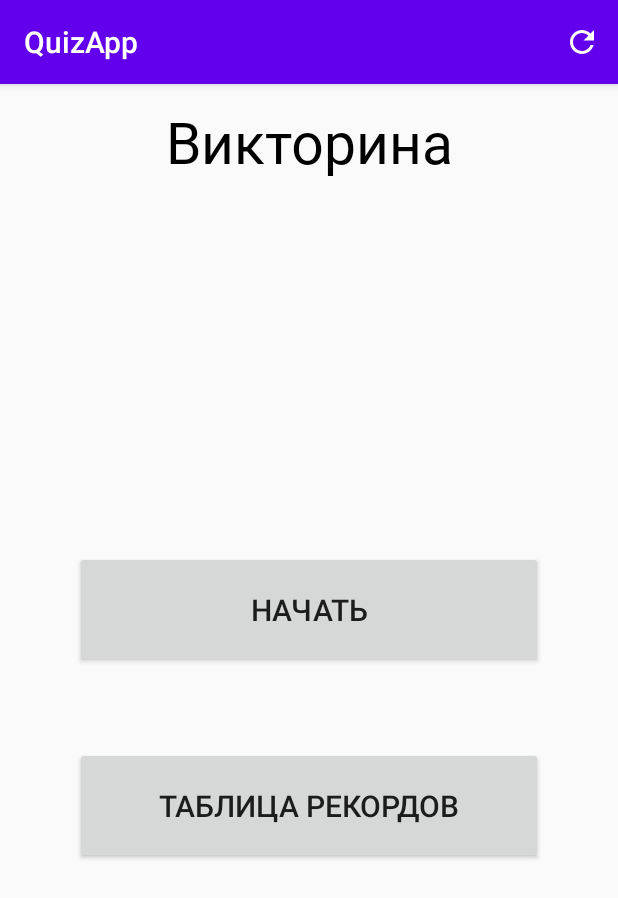
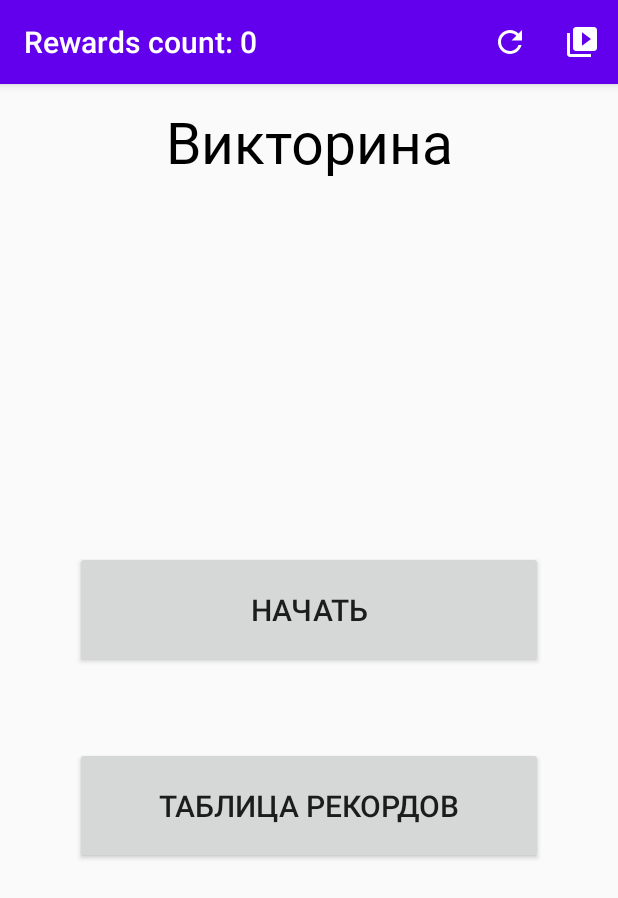
Before and after one commit to Parocq/QuizApp, an Android app: the screen it shows after launch (MainActivity), on a phone screen of 412 x 824 dp. Shown: the top 898 px of the screen. Run offline under Robolectric (Android 15) with nearby library versions, the phone set to English and light mode, and no system bars; our stand-ins replace AdMob, Firebase (no records; nobody signed in at launch, a user with empty details on screens opened directly); pictures from the network do not load; 4 statements that could not run were skipped.

Commit message:
Added rewarded and banner ad. Small fixes applied.

```diff
--- a/app/src/main/java/com/bsuir/german/quizapp/fragment/MenuBannerFragment.java
+++ b/app/src/main/java/com/bsuir/german/quizapp/fragment/MenuBannerFragment.java
@@ -7,8 +7,15 @@ import androidx.fragment.app.Fragment;
 import android.view.LayoutInflater;
 import android.view.View;
 import android.view.ViewGroup;
+import android.widget.Button;
+import android.widget.Toast;
 
 import com.bsuir.german.quizapp.R;
+import com.google.android.gms.ads.AdRequest;
+import com.google.android.gms.ads.MobileAds;
+import com.google.android.gms.ads.reward.RewardItem;
+import com.google.android.gms.ads.reward.RewardedVideoAd;
+import com.google.android.gms.ads.reward.RewardedVideoAdListener;
 
 
 /**
@@ -25,6 +32,8 @@ public class MenuBannerFragment extends Fragment {
     public View onCreateView(LayoutInflater inflater, ViewGroup container,
                              Bundle savedInstanceState) {
         // Inflate the layout for this fragment
-        return inflater.inflate(R.layout.fragment_menu_banner, container, false);
+        View v = inflater.inflate(R.layout.fragment_menu_banner, container, false);
+
+        return v;
     }
 }
--- a/app/src/main/java/com/bsuir/german/quizapp/fragment/MenuFragment.java
+++ b/app/src/main/java/com/bsuir/german/quizapp/fragment/MenuFragment.java
@@ -19,6 +19,8 @@ import android.widget.Toast;
 import com.bsuir.german.quizapp.FirebaseInstance;
 import com.bsuir.german.quizapp.R;
 import com.bsuir.german.quizapp.activity.MainActivity;
+import com.google.android.gms.ads.AdRequest;
+import com.google.android.gms.ads.AdView;
 
 public class MenuFragment extends Fragment {
 
@@ -35,6 +37,13 @@ public class MenuFragment extends Fragment {
         final QuestionFragment questionFragment = new QuestionFragment();
         final QuizTopFragment quizTopFragment = new QuizTopFragment();
         final Bundle bundle = new Bundle();
+
+        //adMob
+        final AdView adView = v.findViewById(R.id.adView);
+        AdRequest adRequest = new AdRequest.Builder()
+                .addTestDevice(AdRequest.DEVICE_ID_EMULATOR)
+                .build();
+        adView.loadAd(adRequest);
 
         ///////////////////////////////////////
         final Button button1,button2,button3,button4,button5;
@@ -56,6 +65,8 @@ public class MenuFragment extends Fragment {
             public void onClick(View v) {
                 switch (v.getId()) {
                     case R.id.play:
+                        adView.setVisibility(View.INVISIBLE);
+
                         playButton.startAnimation(animGone);
                         recordsButton.startAnimation(animGone);
 
@@ -69,11 +80,7 @@ public class MenuFragment extends Fragment {
                         button5.startAnimation(animAppears);
                         playButton.setClickable(false);
                         recordsButton.setClickable(false);
-                        try {
-                            Thread.sleep(500);
-                        } catch (InterruptedException e) {
-                            e.printStackTrace();
-                        }
+
                         playButton.setVisibility(View.INVISIBLE);
                         recordsButton.setVisibility(View.INVISIBLE);
                         button1.setClickable(true);
@@ -92,6 +99,8 @@ public class MenuFragment extends Fragment {
                             Toast.makeText(getActivity(),"Пожалуйста, подождите...",Toast.LENGTH_SHORT).show();
                             break;
                         }
+                        adView.setVisibility(View.INVISIBLE);
+
                         fragmentTransaction.replace(R.id.mainFragment, recordsFragment);
                         fragmentTransaction.addToBackStack(null);
                         fragmentTransaction.commit();
@@ -120,11 +129,7 @@ public class MenuFragment extends Fragment {
                         button3.setClickable(false);
                         button4.setClickable(false);
                         button5.setClickable(false);
-                        try {
-                            Thread.sleep(500);
-                        } catch (InterruptedException e) {
-                            e.printStackTrace();
-                        }
+
                         playButton.setVisibility(View.VISIBLE);
                         recordsButton.setVisibility(View.VISIBLE);
                         playButton.setClickable(true);
@@ -135,6 +140,8 @@ public class MenuFragment extends Fragment {
                         button4.setVisibility(View.INVISIBLE);
                         button5.setVisibility(View.INVISIBLE);
                         textLevels.setVisibility(View.INVISIBLE);
+
+                        adView.setVisibility(View.VISIBLE);
                         break;
                     case R.id.buttonSimleLevel:
                         if (new FirebaseInstance().getQuestions().isEmpty()){
--- a/app/src/main/java/com/bsuir/german/quizapp/fragment/QuestionFragment.java
+++ b/app/src/main/java/com/bsuir/german/quizapp/fragment/QuestionFragment.java
@@ -29,7 +29,7 @@ import java.io.InputStream;
 import java.util.ArrayList;
 import java.util.List;
 
-import static com.bsuir.german.quizapp.activity.MainActivity.db;
+//import static com.bsuir.german.quizapp.activity.MainActivity.db;
 
 public class QuestionFragment extends Fragment {
 
@@ -38,7 +38,7 @@ public class QuestionFragment extends Fragment {
     private LinearLayout linearLayoutTop, linearLayoutBottom;
     private ImageView imageView;
     private TextView questionField;
-    private DAOQuestion daoQuestion = new DAOQuestion(db);
+//    private DAOQuestion daoQuestion = new DAOQuestion(db);
     private QuizTopFragment quizTopFragment;
     private static int level;
     private static List<Question> questionsForThisTime;
--- a/app/src/main/java/com/bsuir/german/quizapp/fragment/RecordsFragment.java
+++ b/app/src/main/java/com/bsuir/german/quizapp/fragment/RecordsFragment.java
@@ -23,12 +23,12 @@ import com.bsuir.german.quizapp.entity.Record;
 import java.util.ArrayList;
 import java.util.List;
 
-import static com.bsuir.german.quizapp.activity.MainActivity.db;
+//import static com.bsuir.german.quizapp.activity.MainActivity.db;
 
 
 public class RecordsFragment extends Fragment {
 
-    private DAORecord daoRecord = new DAORecord(db);
+//    private DAORecord daoRecord = new DAORecord(db);
 
     @Override
     public View onCreateView(LayoutInflater inflater, ViewGroup container,
--- a/app/src/main/java/com/bsuir/german/quizapp/fragment/ResultsFragment.java
+++ b/app/src/main/java/com/bsuir/german/quizapp/fragment/ResultsFragment.java
@@ -21,7 +21,7 @@ import java.text.DateFormat;
 import java.text.SimpleDateFormat;
 import java.util.Date;
 
-import static com.bsuir.german.quizapp.activity.MainActivity.db;
+//import static com.bsuir.german.quizapp.activity.MainActivity.db;
 
 /**
  * A simple {@link Fragment} subclass.
--- /dev/null
+++ b/app/src/main/res/drawable/ic_baseline_video_library_24.xml
@@ -0,0 +1,10 @@
+<vector xmlns:android="http://schemas.android.com/apk/res/android"
+    android:width="24dp"
+    android:height="24dp"
+    android:viewportWidth="24"
+    android:viewportHeight="24"
+    android:tint="?attr/colorControlNormal">
+  <path
+      android:fillColor="@android:color/white"
+      android:pathData="M4,6L2,6v14c0,1.1 0.9,2 2,2h14v-2L4,20L4,6zM20,2L8,2c-1.1,0 -2,0.9 -2,2v12c0,1.1 0.9,2 2,2h12c1.1,0 2,-0.9 2,-2L22,4c0,-1.1 -0.9,-2 -2,-2zM12,14.5v-9l6,4.5 -6,4.5z"/>
+</vector>
--- a/app/src/main/res/layout-hdpi/fragment_menu.xml
+++ b/app/src/main/res/layout-hdpi/fragment_menu.xml
@@ -128,4 +128,16 @@
         app:layout_constraintTop_toTopOf="parent"
         app:layout_constraintVertical_bias="0.33" />
 
+    <com.google.android.gms.ads.AdView
+        android:id="@+id/adView"
+        android:layout_width="match_parent"
+        android:layout_height="wrap_content"
+        android:layout_alignParentBottom="true"
+        android:layout_centerHorizontal="true"
+        app:adSize="BANNER"
+        app:adUnitId="ca-app-pub-3940256099942544/6300978111"
+        app:layout_constraintBottom_toBottomOf="parent"
+        app:layout_constraintEnd_toEndOf="parent"
+        app:layout_constraintStart_toStartOf="parent" />
+
 </androidx.constraintlayout.widget.ConstraintLayout>
--- a/app/src/main/res/layout-xhdpi/fragment_menu.xml
+++ b/app/src/main/res/layout-xhdpi/fragment_menu.xml
@@ -128,4 +128,16 @@
         app:layout_constraintTop_toTopOf="parent"
         app:layout_constraintVertical_bias="0.568" />
 
+    <com.google.android.gms.ads.AdView
+        android:id="@+id/adView"
+        android:layout_width="match_parent"
+        android:layout_height="wrap_content"
+        android:layout_alignParentBottom="true"
+        android:layout_centerHorizontal="true"
+        app:adSize="BANNER"
+        app:adUnitId="ca-app-pub-3940256099942544/6300978111"
+        app:layout_constraintBottom_toBottomOf="parent"
+        app:layout_constraintEnd_toEndOf="parent"
+        app:layout_constraintStart_toStartOf="parent" />
+
 </androidx.constraintlayout.widget.ConstraintLayout>
--- a/app/src/main/res/layout-xxhdpi/fragment_menu.xml
+++ b/app/src/main/res/layout-xxhdpi/fragment_menu.xml
@@ -123,4 +123,16 @@
         app:layout_constraintStart_toStartOf="@+id/buttonSimleLevel"
         app:layout_constraintTop_toTopOf="parent" />
 
+    <com.google.android.gms.ads.AdView
+        android:id="@+id/adView"
+        android:layout_width="match_parent"
+        android:layout_height="wrap_content"
+        android:layout_alignParentBottom="true"
+        android:layout_centerHorizontal="true"
+        app:adSize="BANNER"
+        app:adUnitId="ca-app-pub-3940256099942544/6300978111"
+        app:layout_constraintBottom_toBottomOf="parent"
+        app:layout_constraintEnd_toEndOf="parent"
+        app:layout_constraintStart_toStartOf="parent" />
+
 </androidx.constraintlayout.widget.ConstraintLayout>
--- a/app/src/main/res/layout-xxxhdpi/fragment_menu.xml
+++ b/app/src/main/res/layout-xxxhdpi/fragment_menu.xml
@@ -125,4 +125,16 @@
         app:layout_constraintStart_toStartOf="@+id/buttonSimleLevel"
         app:layout_constraintTop_toTopOf="parent" />
 
+    <com.google.android.gms.ads.AdView
+        android:id="@+id/adView"
+        android:layout_width="match_parent"
+        android:layout_height="wrap_content"
+        android:layout_alignParentBottom="true"
+        android:layout_centerHorizontal="true"
+        app:adSize="BANNER"
+        app:adUnitId="ca-app-pub-3940256099942544/6300978111"
+        app:layout_constraintBottom_toBottomOf="parent"
+        app:layout_constraintEnd_toEndOf="parent"
+        app:layout_constraintStart_toStartOf="parent" />
+
 </androidx.constraintlayout.widget.ConstraintLayout>
--- a/app/src/main/res/layout/activity_main.xml
+++ b/app/src/main/res/layout/activity_main.xml
@@ -20,16 +20,4 @@
         android:layout_height="0dp"
         android:layout_weight="9">
     </FrameLayout>
-
-    <com.google.android.gms.ads.AdView
-        xmlns:ads="http://schemas.android.com/apk/res-auto"
-        android:id="@+id/adView"
-        android:layout_width="match_parent"
-        android:layout_height="wrap_content"
-        android:layout_centerHorizontal="true"
-        android:layout_alignParentBottom="true"
-        ads:adSize="BANNER"
-        ads:adUnitId="ca-app-pub-3940256099942544/6300978111">
-    </com.google.android.gms.ads.AdView>
-
 </LinearLayout>
--- a/app/src/main/res/layout/fragment_menu.xml
+++ b/app/src/main/res/layout/fragment_menu.xml
@@ -122,4 +122,16 @@
         app:layout_constraintStart_toStartOf="@+id/buttonSimleLevel"
         app:layout_constraintTop_toTopOf="parent" />
 
+    <com.google.android.gms.ads.AdView
+        android:id="@+id/adView"
+        android:layout_width="match_parent"
+        android:layout_height="wrap_content"
+        android:layout_alignParentBottom="true"
+        android:layout_centerHorizontal="true"
+        app:adSize="BANNER"
+        app:adUnitId="ca-app-pub-3940256099942544/6300978111"
+        app:layout_constraintBottom_toBottomOf="parent"
+        app:layout_constraintEnd_toEndOf="parent"
+        app:layout_constraintStart_toStartOf="parent" />
+
 </androidx.constraintlayout.widget.ConstraintLayout>
--- a/app/src/main/res/layout/fragment_menu_banner.xml
+++ b/app/src/main/res/layout/fragment_menu_banner.xml
@@ -1,5 +1,6 @@
 <?xml version="1.0" encoding="utf-8"?>
-<LinearLayout xmlns:android="http://schemas.android.com/apk/res/android"
+<androidx.constraintlayout.widget.ConstraintLayout xmlns:android="http://schemas.android.com/apk/res/android"
+    xmlns:app="http://schemas.android.com/apk/res-auto"
     xmlns:tools="http://schemas.android.com/tools"
     android:layout_width="match_parent"
     android:layout_height="match_parent"
@@ -16,4 +17,4 @@
         android:textColor="@color/colorBlack"
         />
 
-</LinearLayout>
+</androidx.constraintlayout.widget.ConstraintLayout>
--- a/app/src/main/res/menu/main.xml
+++ b/app/src/main/res/menu/main.xml
@@ -8,6 +8,12 @@
         android:id="@+id/update_records_table"
         android:icon="@drawable/ic_baseline_refresh_24"
         android:title="Refresh records"
-        app:showAsAction="always"></item>
+        app:showAsAction="always" />
+
+    <item
+        android:id="@+id/button_menu_watch_ad"
+        android:icon="@drawable/ic_baseline_video_library_24"
+        android:title="Show ad"
+        app:showAsAction="always" />
 
 </menu>
```
Also changed, not shown: app/src/main/java/com/bsuir/german/quizapp/activity/MainActivity.java (+105 -27 lines).
